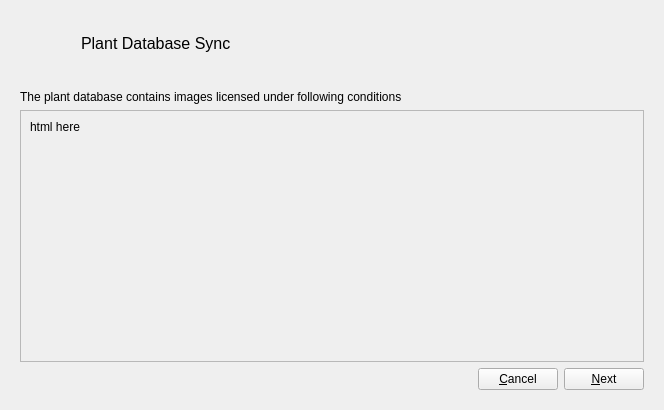
This is ui/databasesyncdialog.ui in joshirio/passiflora as Qt 5 draws it before an edit. The edited form follows.
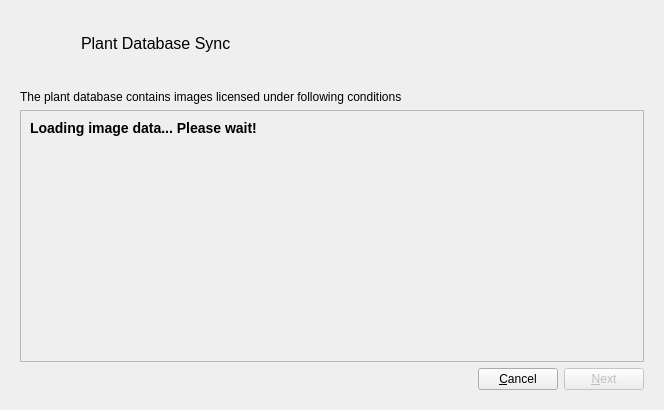
This is the edited form. The open tabs and pages were chosen to show the change. Icons and pictures are not drawn.

Commit message: Improve UI feedback when generating image license info in sync dialog

```diff
--- a/ui/databasesyncdialog.ui
+++ b/ui/databasesyncdialog.ui
@@ -307,15 +307,15 @@
            <rect>
             <x>0</x>
             <y>0</y>
-            <width>96</width>
-            <height>76</height>
+            <width>636</width>
+            <height>244</height>
            </rect>
           </property>
           <layout class="QVBoxLayout" name="verticalLayout_5">
            <item>
             <widget class="QLabel" name="imageLicenseLabel">
              <property name="text">
-              <string>html here</string>
+              <string>&lt;h3&gt;Loading image data... Please wait!&lt;/h3&gt;</string>
              </property>
              <property name="wordWrap">
               <bool>true</bool>
@@ -372,6 +372,9 @@
          </item>
          <item>
           <widget class="QPushButton" name="imageLicenseNextButton">
+           <property name="enabled">
+            <bool>false</bool>
+           </property>
            <property name="text">
             <string>&amp;Next</string>
            </property>
```
The commit also changes 2 other files.
